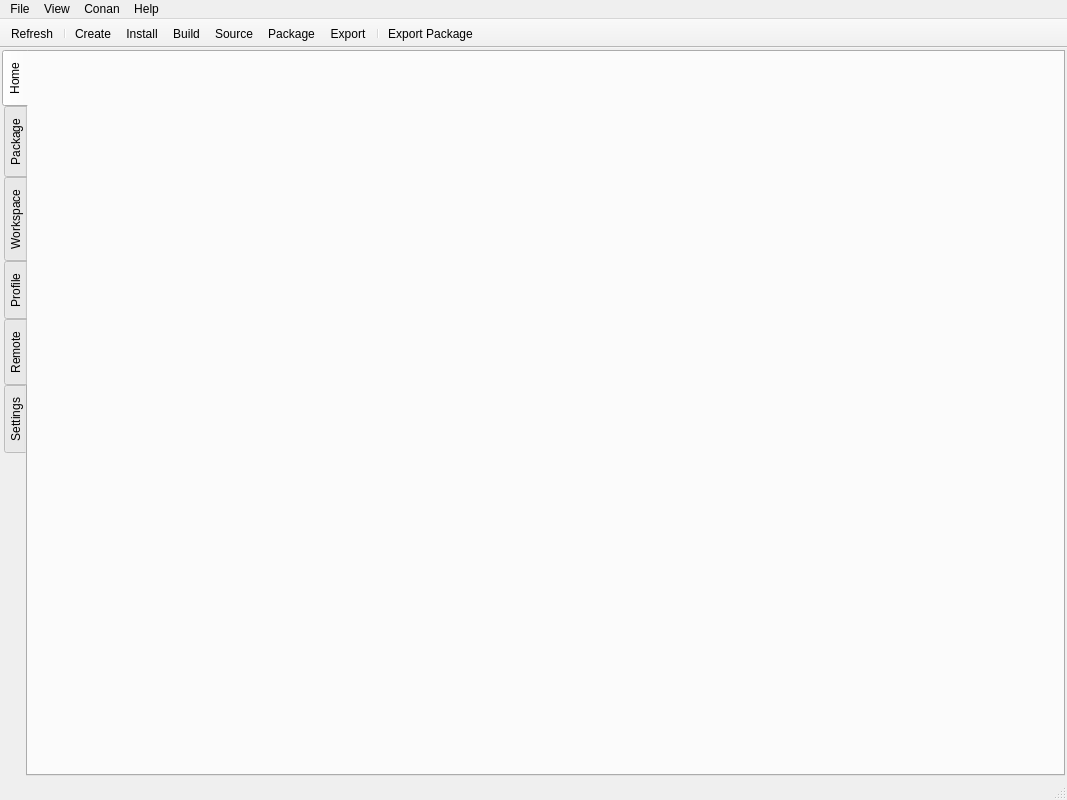
First picture: the form in resources/ui/main_window.ui, repository afri-bit/conan-guide, before the edit.
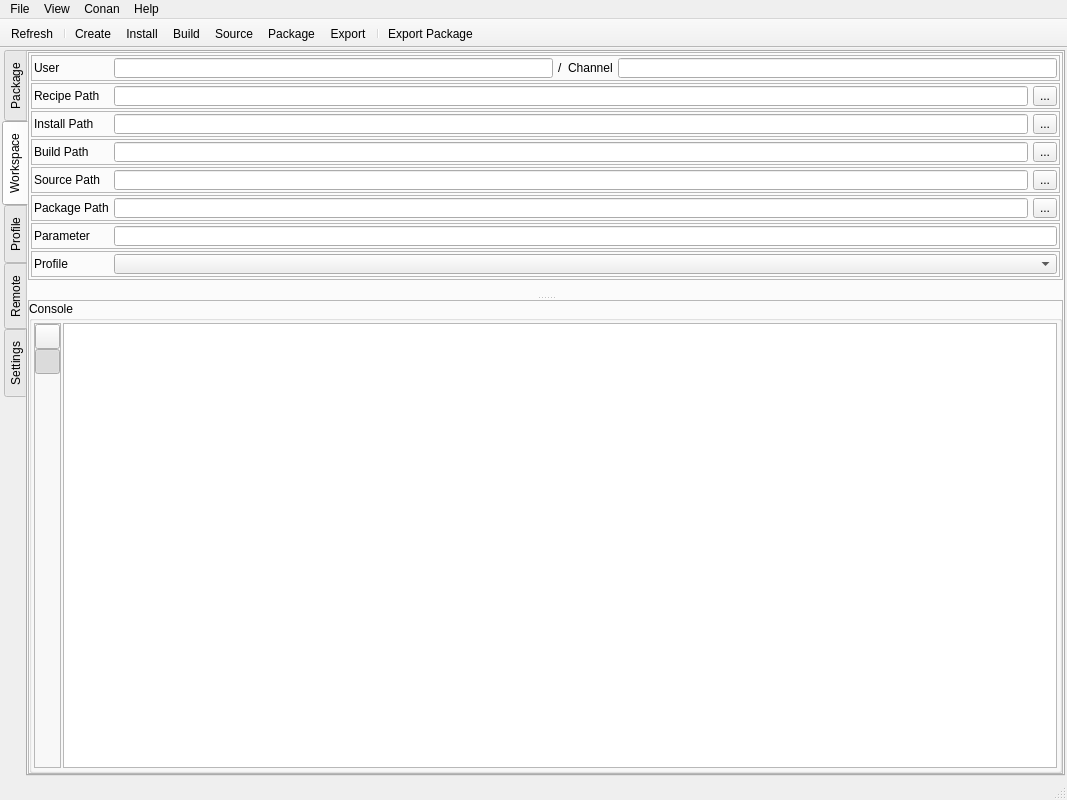
Second picture: the form after the edit. The open tabs and pages were chosen to show the change. Icons and pictures are not drawn.

Commit message:
Added features to user interface
- Added shortcuts to the actions
- Added more icons
- Removed home tab

Diff of the .ui file:
```diff
--- a/resources/ui/main_window.ui
+++ b/resources/ui/main_window.ui
@@ -57,14 +57,6 @@
       <property name="currentIndex">
        <number>1</number>
       </property>
-      <widget class="QWidget" name="tabHome">
-       <property name="enabled">
-        <bool>true</bool>
-       </property>
-       <attribute name="title">
-        <string>Home</string>
-       </attribute>
-      </widget>
       <widget class="QWidget" name="tabPackage">
        <attribute name="title">
         <string>Package</string>
```
Left out of the diff: 56 changed lines with no effect on the pictures. The commit also changes 6 other files.
